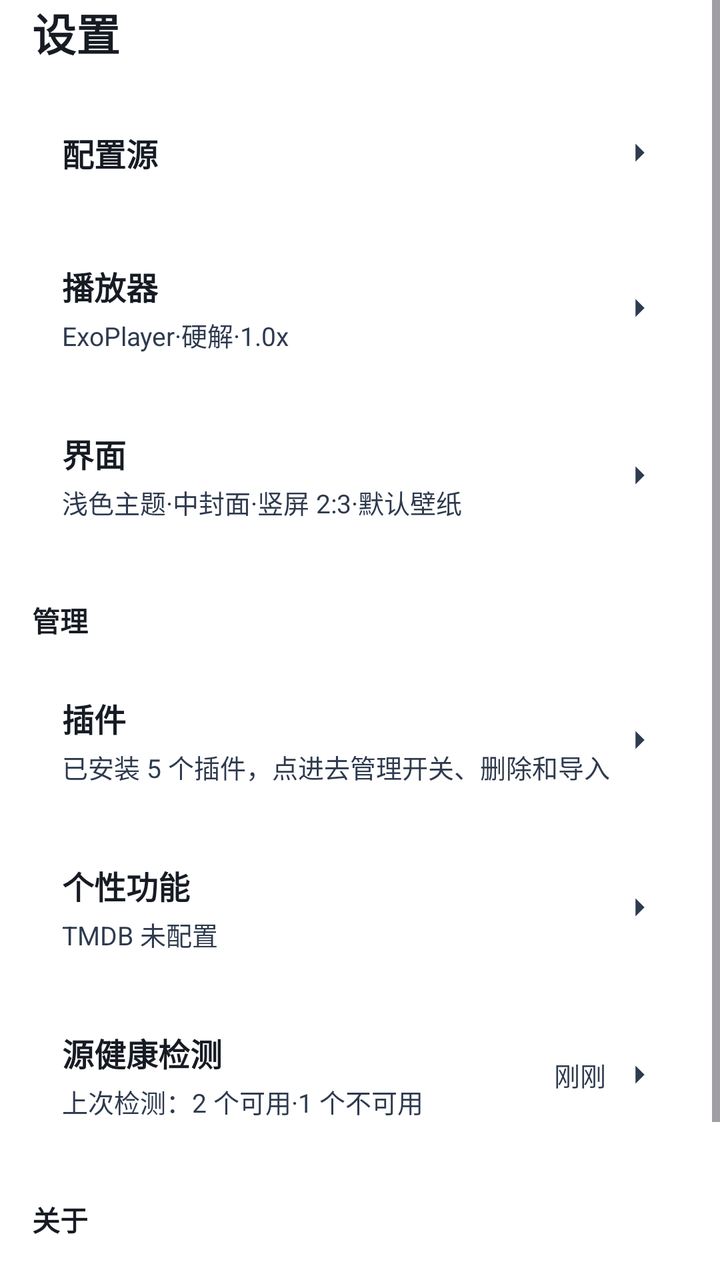
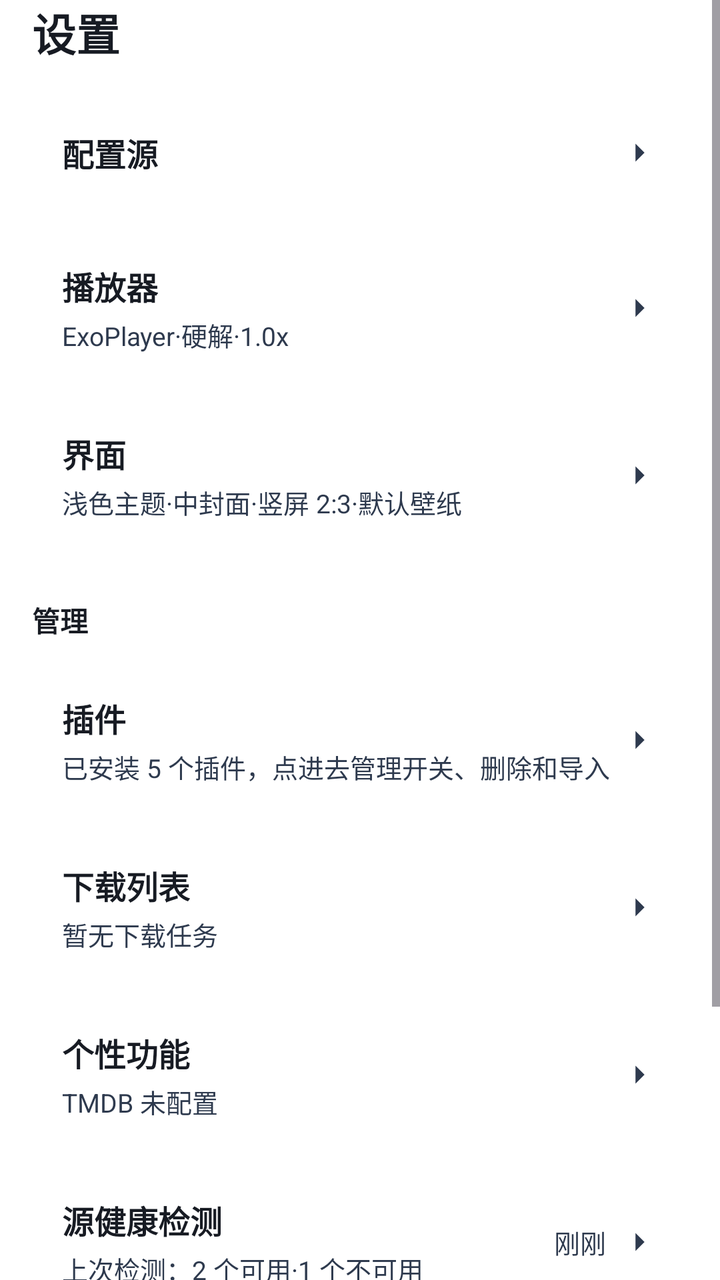

The first picture is an Android layout as it rendered before a commit; the second is the same layout after the commit. The layout source and the unified diff follow.
<!-- AndroidManifest.xml: another module's application theme Theme.App -->
<!-- res/layout/fragment_setting.xml -->
<?xml version="1.0" encoding="utf-8"?>
<ScrollView xmlns:android="http://schemas.android.com/apk/res/android"
    android:layout_width="match_parent"
    android:layout_height="match_parent"
    android:fillViewport="true"
    android:fitsSystemWindows="false">
    <LinearLayout
        android:layout_width="match_parent"
        android:layout_height="wrap_content"
        android:orientation="vertical"
        android:paddingLeft="16dp"
        android:paddingRight="16dp"
        android:paddingTop="0dp"
        android:paddingBottom="16dp">
        <TextView
            android:layout_width="wrap_content"
            android:layout_height="wrap_content"
            android:layout_marginBottom="12dp"
            android:text="设置"
            android:textColor="#171B23"
            android:textSize="22sp"
            android:textStyle="bold" />
        <LinearLayout
            android:id="@+id/card_config"
            android:layout_width="match_parent"
            android:layout_height="wrap_content"
            android:layout_marginBottom="8dp"
            android:background="@drawable/xc_setcard_v2"
            android:clickable="true"
            android:focusable="true"
            android:foreground="?attr/selectableItemBackground"
            android:gravity="center_vertical"
            android:minHeight="64dp"
            android:orientation="horizontal"
            android:padding="15dp">
            <LinearLayout
                android:layout_width="0dp"
                android:layout_height="wrap_content"
                android:layout_weight="1"
                android:orientation="vertical">
                <TextView
                    android:layout_width="wrap_content"
                    android:layout_height="wrap_content"
                    android:text="配置源"
                    android:textColor="#171B23"
                    android:textSize="16sp"
                    android:textStyle="bold" />
            </LinearLayout>
            <ImageView
                android:layout_width="18dp"
                android:layout_height="18dp"
                android:src="@drawable/ic_chev_v2" />
        </LinearLayout>
        <LinearLayout
            android:id="@+id/card_player"
            android:layout_width="match_parent"
            android:layout_height="wrap_content"
            android:layout_marginBottom="8dp"
            android:background="@drawable/xc_setcard_v2"
            android:clickable="true"
            android:focusable="true"
            android:foreground="?attr/selectableItemBackground"
            android:gravity="center_vertical"
            android:minHeight="64dp"
            android:orientation="horizontal"
            android:padding="15dp">
            <LinearLayout
                android:layout_width="0dp"
                android:layout_height="wrap_content"
                android:layout_weight="1"
                android:orientation="vertical">
                <TextView
                    android:layout_width="wrap_content"
                    android:layout_height="wrap_content"
                    android:text="播放器"
                    android:textColor="#171B23"
                    android:textSize="16sp"
                    android:textStyle="bold" />
                <TextView
                    android:id="@+id/text_player_sub"
                    android:layout_width="wrap_content"
                    android:layout_height="wrap_content"
                    android:layout_marginTop="3dp"
                    android:text="ExoPlayer·硬解·1.0x"
                    android:textColor="#2E3A4E"
                    android:textSize="13sp" />
            </LinearLayout>
            <ImageView
                android:layout_width="18dp"
                android:layout_height="18dp"
                android:src="@drawable/ic_chev_v2" />
        </LinearLayout>
        <LinearLayout
            android:id="@+id/card_appearance"
            android:layout_width="match_parent"
            android:layout_height="wrap_content"
            android:layout_marginBottom="8dp"
            android:background="@drawable/xc_setcard_v2"
            android:clickable="true"
            android:focusable="true"
            android:foreground="?attr/selectableItemBackground"
            android:gravity="center_vertical"
            android:minHeight="64dp"
            android:orientation="horizontal"
            android:padding="15dp">
            <LinearLayout
                android:layout_width="0dp"
                android:layout_height="wrap_content"
                android:layout_weight="1"
                android:orientation="vertical">
                <TextView
                    android:layout_width="wrap_content"
                    android:layout_height="wrap_content"
                    android:text="界面"
                    android:textColor="#171B23"
                    android:textSize="16sp"
                    android:textStyle="bold" />
                <TextView
                    android:id="@+id/text_appearance_sub"
                    android:layout_width="wrap_content"
                    android:layout_height="wrap_content"
                    android:layout_marginTop="3dp"
                    android:text="浅色主题·中封面·竖屏 2:3·默认壁纸"
                    android:textColor="#2E3A4E"
                    android:textSize="13sp" />
            </LinearLayout>
            <ImageView
                android:layout_width="18dp"
                android:layout_height="18dp"
                android:src="@drawable/ic_chev_v2" />
        </LinearLayout>
        <TextView
            android:layout_width="wrap_content"
            android:layout_height="wrap_content"
            android:layout_marginTop="16dp"
            android:layout_marginBottom="12dp"
            android:text="管理"
            android:textColor="#171B23"
            android:textSize="14sp"
            android:textStyle="bold" />
        <LinearLayout
            android:id="@+id/card_plugin"
            android:layout_width="match_parent"
            android:layout_height="wrap_content"
            android:layout_marginBottom="8dp"
            android:background="@drawable/xc_setcard_v2"
            android:clickable="true"
            android:focusable="true"
            android:foreground="?attr/selectableItemBackground"
            android:gravity="center_vertical"
            android:minHeight="64dp"
            android:orientation="horizontal"
            android:padding="15dp">
            <LinearLayout
                android:layout_width="0dp"
                android:layout_height="wrap_content"
                android:layout_weight="1"
                android:orientation="vertical">
                <TextView
                    android:layout_width="wrap_content"
                    android:layout_height="wrap_content"
                    android:text="插件"
                    android:textColor="#171B23"
                    android:textSize="16sp"
                    android:textStyle="bold" />
                <TextView
                    android:id="@+id/text_plugin_sub"
                    android:layout_width="wrap_content"
                    android:layout_height="wrap_content"
                    android:layout_marginTop="3dp"
                    android:text="已安装 5 个插件，点进去管理开关、删除和导入"
                    android:textColor="#2E3A4E"
                    android:textSize="13sp" />
            </LinearLayout>
            <ImageView
                android:layout_width="18dp"
                android:layout_height="18dp"
                android:src="@drawable/ic_chev_v2" />
        </LinearLayout>
        <LinearLayout
            android:id="@+id/card_features"
            android:layout_width="match_parent"
            android:layout_height="wrap_content"
            android:layout_marginBottom="8dp"
            android:background="@drawable/xc_setcard_v2"
            android:clickable="true"
            android:focusable="true"
            android:foreground="?attr/selectableItemBackground"
            android:gravity="center_vertical"
            android:minHeight="64dp"
            android:orientation="horizontal"
            android:padding="15dp">
            <LinearLayout
                android:layout_width="0dp"
                android:layout_height="wrap_content"
                android:layout_weight="1"
                android:orientation="vertical">
                <TextView
                    android:layout_width="wrap_content"
                    android:layout_height="wrap_content"
                    android:text="个性功能"
                    android:textColor="#171B23"
                    android:textSize="16sp"
                    android:textStyle="bold" />
                <TextView
                    android:id="@+id/text_features_sub"
                    android:layout_width="wrap_content"
                    android:layout_height="wrap_content"
                    android:layout_marginTop="3dp"
                    android:text="TMDB 未配置"
                    android:textColor="#2E3A4E"
                    android:textSize="13sp" />
            </LinearLayout>
            <ImageView
                android:layout_width="18dp"
                android:layout_height="18dp"
                android:src="@drawable/ic_chev_v2" />
        </LinearLayout>
        <LinearLayout
            android:id="@+id/card_health"
            android:layout_width="match_parent"
            android:layout_height="wrap_content"
            android:layout_marginBottom="8dp"
            android:background="@drawable/xc_setcard_v2"
            android:clickable="true"
            android:focusable="true"
            android:foreground="?attr/selectableItemBackground"
            android:gravity="center_vertical"
            android:minHeight="64dp"
            android:orientation="horizontal"
            android:padding="15dp">
            <LinearLayout
                android:layout_width="0dp"
                android:layout_height="wrap_content"
                android:layout_weight="1"
                android:orientation="vertical">
                <TextView
                    android:layout_width="wrap_content"
                    android:layout_height="wrap_content"
                    android:text="源健康检测"
                    android:textColor="#171B23"
                    android:textSize="16sp"
                    android:textStyle="bold" />
                <TextView
                    android:id="@+id/text_health_sub"
                    android:layout_width="wrap_content"
                    android:layout_height="wrap_content"
                    android:layout_marginTop="3dp"
                    android:text="上次检测：2 个可用·1 个不可用"
                    android:textColor="#2E3A4E"
                    android:textSize="13sp" />
            </LinearLayout>
            <TextView
                android:layout_width="wrap_content"
                android:layout_height="wrap_content"
                android:layout_marginEnd="8dp"
                android:text="刚刚"
                android:textColor="#2E3A4E"
                android:textSize="13sp" />
            <ImageView
                android:layout_width="18dp"
                android:layout_height="18dp"
                android:src="@drawable/ic_chev_v2" />
        </LinearLayout>
        <TextView
            android:layout_width="wrap_content"
            android:layout_height="wrap_content"
            android:layout_marginTop="16dp"
            android:layout_marginBottom="12dp"
            android:text="关于"
            android:textColor="#171B23"
            android:textSize="14sp"
            android:textStyle="bold" />
        <LinearLayout
            android:id="@+id/card_xingchen"
            android:layout_width="match_parent"
            android:layout_height="wrap_content"
            android:layout_marginBottom="8dp"
            android:background="@drawable/xc_setcard_v2"
            android:clickable="true"
            android:focusable="true"
            android:foreground="?attr/selectableItemBackground"
            android:gravity="center_vertical"
            android:minHeight="64dp"
            android:orientation="horizontal"
            android:padding="15dp">
            <LinearLayout
                android:layout_width="0dp"
                android:layout_height="wrap_content"
                android:layout_weight="1"
                android:orientation="vertical">
                <TextView
                    android:layout_width="wrap_content"
                    android:layout_height="wrap_content"
                    android:text="星辰"
                    android:textColor="#171B23"
                    android:textSize="16sp"
                    android:textStyle="bold" />
                <TextView
                    android:id="@+id/text_xingchen_sub"
                    android:layout_width="wrap_content"
                    android:layout_height="wrap_content"
                    android:layout_marginTop="3dp"
                    android:text=""
                    android:textColor="#2E3A4E"
                    android:textSize="13sp" />
            </LinearLayout>
            <ImageView
                android:layout_width="18dp"
                android:layout_height="18dp"
                android:src="@drawable/ic_chev_v2" />
        </LinearLayout>
    </LinearLayout>
</ScrollView>
<!-- resources referenced by this layout -->
<resources>
  <!-- drawable ic_chev_v2 (drawable) -->
  <?xml version="1.0" encoding="utf-8"?>
  <vector xmlns:android="http://schemas.android.com/apk/res/android"
      android:width="18dp"
      android:height="18dp"
      android:viewportWidth="24"
      android:viewportHeight="24">
      <path
          android:fillColor="#2E3A4E"
          android:pathData="M9,6l6,6l-6,6" />
  </vector>
  <!-- drawable xc_setcard_v2 (drawable) -->
  <?xml version="1.0" encoding="utf-8"?>
  <shape xmlns:android="http://schemas.android.com/apk/res/android" android:shape="rectangle">
      <corners android:radius="10dp" />
      <solid android:color="#57FFFFFF" />
      <stroke android:width="1dp" android:color="#61FFFFFF" />
  </shape>
  <style name="Theme.App" parent="Theme.XingChen">
          <item name="android:windowDisablePreview">true</item>
          <item name="android:windowSplashScreenBackground">#000000</item>
          <item name="android:windowBackground">#000000</item>
      </style>
  <style name="Theme.XingChen" parent="Theme.Material3.DayNight.NoActionBar">
          <item name="android:windowBackground">@android:color/transparent</item>
                <item name="android:colorBackground">@android:color/transparent</item>
          <item name="colorPrimary">#f0a400</item>
          <item name="colorPrimaryVariant">#c07f00</item>
          <item name="colorOnPrimary">@android:color/white</item>
      </style>
</resources>

<!-- the commit's change to res/layout/fragment_setting.xml (unified diff, before → after) -->
@@ -178,6 +178,45 @@
                 android:src="@drawable/ic_chev_v2" />
         </LinearLayout>
         <LinearLayout
+            android:id="@+id/card_download"
+            android:layout_width="match_parent"
+            android:layout_height="wrap_content"
+            android:layout_marginBottom="8dp"
+            android:background="@drawable/xc_setcard_v2"
+            android:clickable="true"
+            android:focusable="true"
+            android:foreground="?attr/selectableItemBackground"
+            android:gravity="center_vertical"
+            android:minHeight="64dp"
+            android:orientation="horizontal"
+            android:padding="15dp">
+            <LinearLayout
+                android:layout_width="0dp"
+                android:layout_height="wrap_content"
+                android:layout_weight="1"
+                android:orientation="vertical">
+                <TextView
+                    android:layout_width="wrap_content"
+                    android:layout_height="wrap_content"
+                    android:text="下载列表"
+                    android:textColor="#171B23"
+                    android:textSize="16sp"
+                    android:textStyle="bold" />
+                <TextView
+                    android:id="@+id/text_download_sub"
+                    android:layout_width="wrap_content"
+                    android:layout_height="wrap_content"
+                    android:layout_marginTop="3dp"
+                    android:text="暂无下载任务"
+                    android:textColor="#2E3A4E"
+                    android:textSize="13sp" />
+            </LinearLayout>
+            <ImageView
+                android:layout_width="18dp"
+                android:layout_height="18dp"
+                android:src="@drawable/ic_chev_v2" />
+        </LinearLayout>
+        <LinearLayout
             android:id="@+id/card_features"
             android:layout_width="match_parent"
             android:layout_height="wrap_content"
